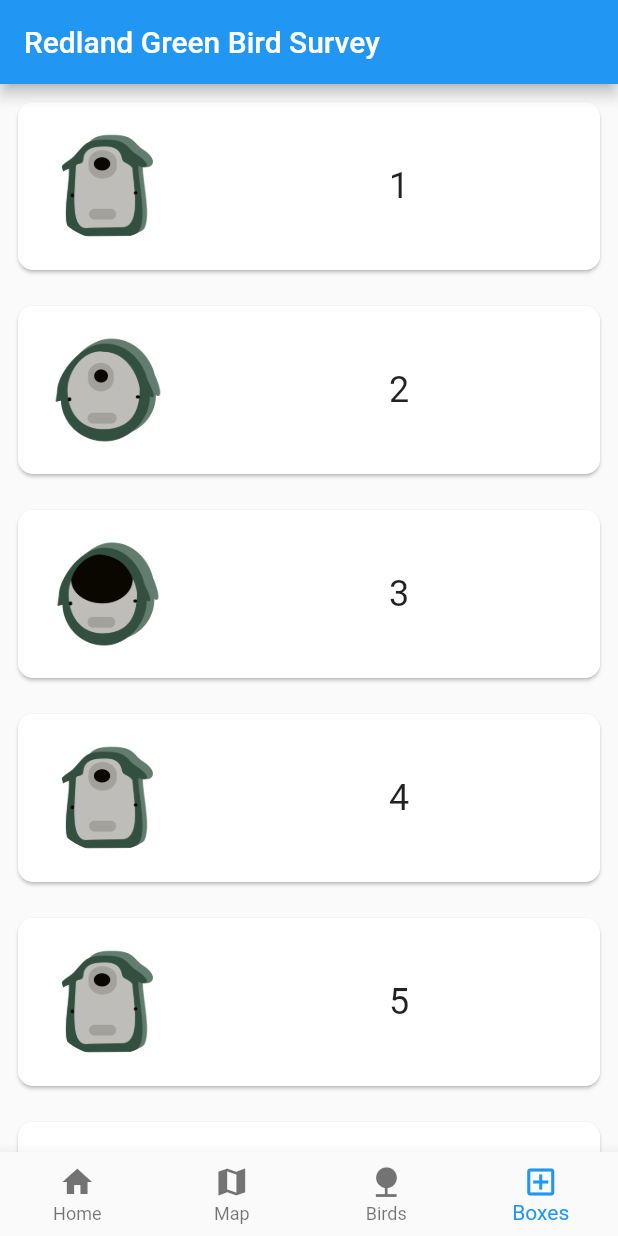
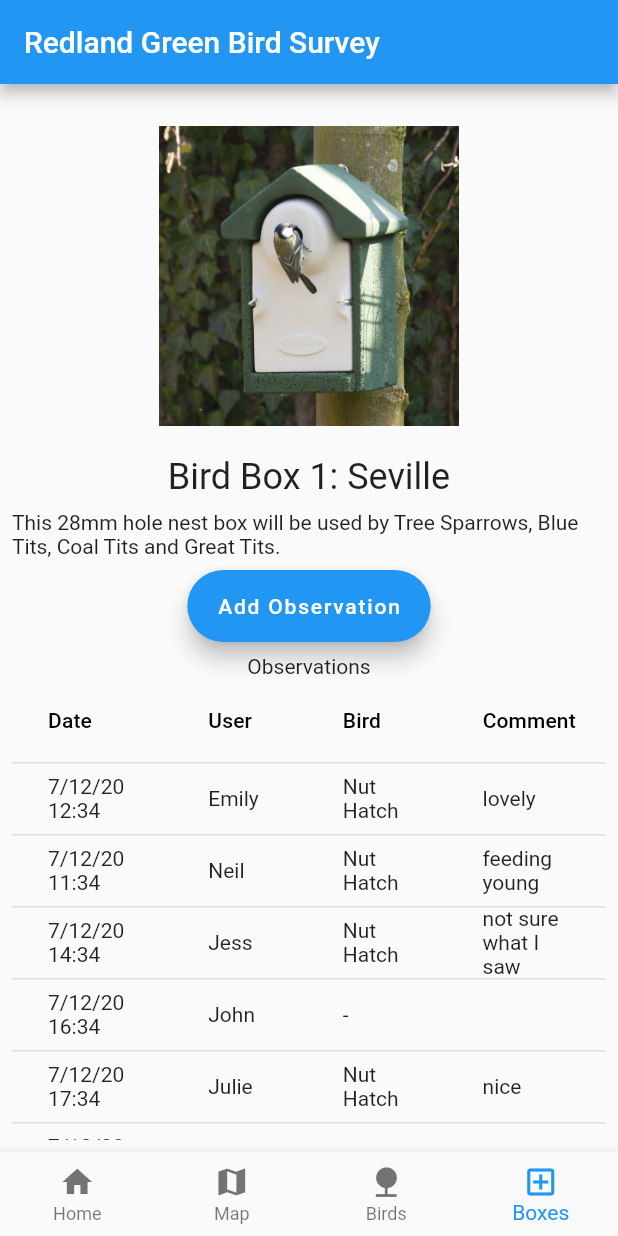
Before and after one commit to emilysmithson/rg_bird_survey, a Flutter app: the screen it shows after launch, item 4 of the bottom bar chosen, on a phone screen of 412 x 824 dp. Run offline on Flutter 3.47's test engine with Material 2 defaults, Android fonts, the light colour scheme and no system bars; our stand-ins replace flutter_map, latlong; missing offline and left inert: proj4dart, user_location.

Commit message:
added birdbox information page

```diff
--- a/lib/main.dart
+++ b/lib/main.dart
@@ -1,6 +1,6 @@
 import 'package:flutter/material.dart';
 import 'package:provider/provider.dart';
-import 'package:rg_bird_survey/view/bird_box_list.dart';
+import 'package:rg_bird_survey/view/bird_box_information.dart';
 import 'package:rg_bird_survey/view/home_page.dart';
 import 'package:rg_bird_survey/view/map_page.dart';
 import 'providers/sightings_provider.dart';
@@ -51,7 +51,7 @@ class _MainPageState extends State<MainPage> {
           ? MyHomePage()
           : _currentIndex == 1
           ? MapPage()
-          :_currentIndex == 2? BirdsList(): BirdBoxList(),
+          :_currentIndex == 2? BirdsList(): BirdBoxInformation(),
       bottomNavigationBar: BottomNavigationBar(
         type: BottomNavigationBarType.fixed,
         currentIndex: _currentIndex,
--- a/lib/model/main_model.dart
+++ b/lib/model/main_model.dart
@@ -3,8 +3,9 @@ import 'package:latlong/latlong.dart';
 class BoxType{
   String name;
   String description;
+  String icon;
   String image;
-  BoxType(this.name,  this.description, this.image);
+  BoxType(this.name,  this.description, this.icon, this.image);
 
 }
 
@@ -31,8 +32,10 @@ class User{
 class Sighting{
   int id;
   DateTime dateTime;
-  BirdBox birdBox;
+  int birdBox;
   Bird bird;
-  User user;
-  Sighting(this.id, this.dateTime, this.birdBox, this.bird, this.user);
+  String user;
+  bool birdSighted;
+  String comment;
+  Sighting(this.id, this.dateTime, this.birdBox,  this.user, this.birdSighted, this.comment, {this.bird});
 }
--- a/lib/providers/birdboxtype_provider.dart
+++ b/lib/providers/birdboxtype_provider.dart
@@ -5,13 +5,13 @@ class BirdBoxTypes {
   static final BoxType seville = BoxType(
       'Seville',
       'This 28mm hole nest box will be used by Tree Sparrows, Blue Tits, Coal Tits and Great Tits.',
-      'assets/images/bird_boxes/seville.png');
+      'assets/images/bird_boxes/seville.png', 'assets/images/bird_boxes/seville.jpg');
   static final BoxType alicante = BoxType(
       'Alicante',
       'This 32mm hole nest box will be used by Great Tits, Pied Flycatchers, Tree Sparrows and House Sparrows.',
-      'assets/images/bird_boxes/alicante.png');
+      'assets/images/bird_boxes/alicante.png', 'assets/images/bird_boxes/alicante.jpg');
   static final BoxType alicanteOpen = BoxType(
       'Alicante Open Fronted',
       'This open nest box will be used by Robins and Wrens (if well hidden), Spotted Flycatchers, Pied and Grey Wagtails, Song Thrushes and Blackbirds.',
-      'assets/images/bird_boxes/alicante_open.png');
+      'assets/images/bird_boxes/alicante_open.png', 'assets/images/bird_boxes/alicante_open.jpg',);
 }
--- a/lib/providers/sightings_provider.dart
+++ b/lib/providers/sightings_provider.dart
@@ -1,12 +1,25 @@
 import 'package:flutter/material.dart';
 import 'package:rg_bird_survey/model/main_model.dart';
+import 'package:rg_bird_survey/providers/birds_provider.dart';
 
 
 class Sightings extends ChangeNotifier {
-  var _sightings = [];
+  var _sightings = [
+    Sighting(0, DateTime(2020, 12, 07, 12, 34, 21, 32, ), 2,  'Emily', true, 'lovely', bird: Birds.nuthatch,),
+    Sighting(0, DateTime(2020, 12, 07, 11, 34, 21, 32, ), 2, 'Neil', true, 'feeding young', bird: Birds.nuthatch,),
+    Sighting(0, DateTime(2020, 12, 07, 14, 34, 21, 32, ), 2,  'Jess', true, 'not sure what I saw', bird: Birds.nuthatch,),
+    Sighting(0, DateTime(2020, 12, 07, 16, 34, 21, 32, ), 2,  'John', false, ''),
+    Sighting(0, DateTime(2020, 12, 07, 17, 34, 21, 32, ), 2, 'Julie', true, 'nice', bird: Birds.nuthatch,),
+    Sighting(0, DateTime(2020, 12, 07, 10, 34, 21, 32, ), 2, 'Emily', true, 'exciting', bird: Birds.robin,),
+    Sighting(0, DateTime(2020, 12, 07, 15, 34, 21, 32, ), 2,  'Emily', true, 'lovely', bird: Birds.nuthatch,),
+    Sighting(0, DateTime(2020, 12, 07, 18, 34, 21, 32, ), 2,  'Emily', true, 'lovely', bird: Birds.nuthatch,),
+    Sighting(0, DateTime(2020, 12, 07, 14, 34, 21, 32, ), 2,  'Emily', false, ''),
+    Sighting(0, DateTime(2020, 12, 07, 13, 34, 21, 32, ), 2,  'Emily', true, 'lovely', bird: Birds.nuthatch,)
+  ];
   List<Sighting> get getSighting {
     return _sightings;
   }
+
   void enterSighting(Sighting _sighting) {
     _sightings.addAll([_sighting]);
     notifyListeners();
--- /dev/null
+++ b/lib/view/bird_box_information.dart
@@ -0,0 +1,77 @@
+import 'package:flutter/material.dart';
+import 'package:provider/provider.dart';
+import 'package:rg_bird_survey/model/main_model.dart';
+import 'package:rg_bird_survey/providers/birdboxes_provider.dart';
+import 'package:rg_bird_survey/providers/sightings_provider.dart';
+import '../providers/birds_provider.dart';
+
+class BirdBoxInformation extends StatefulWidget {
+  @override
+  _BirdBoxInformationState createState() => _BirdBoxInformationState();
+}
+
+class _BirdBoxInformationState extends State<BirdBoxInformation> {
+  int birdBoxNumber = 0;
+  @override
+  Widget build(BuildContext context) {
+    List<Sighting> sightings = Provider.of<Sightings>(context).getSighting;
+    List<DataRow> dataRows = List();
+    for (int i = 0; i < sightings.length; i++) {
+      dataRows.add(DataRow(cells: [
+        DataCell(Text(
+          sightings[i].dateTime.day.toString() +
+              '/' +
+              sightings[i].dateTime.month.toString() +
+              '/20 ' + sightings[i].dateTime.hour.toString() +
+          ':' +
+          sightings[i].dateTime.minute.toString()),
+        ),
+        DataCell(Text(sightings[i].user)),
+        DataCell(Text(sightings[i].birdSighted ? sightings[i].bird.name : '-')),
+        DataCell(Text(sightings[i].comment)),
+      ]));
+    }
+
+    return Padding(
+      padding: const EdgeInsets.all(8.0),
+      child: Column(
+        children: [
+          Padding(
+            padding: const EdgeInsets.all(20.0),
+            child: Container(
+                width: 200,
+                height: 200,
+                child: Image.asset(
+                  BirdBoxes.birdBoxesList[birdBoxNumber].boxType.image,
+                  fit: BoxFit.fill,
+                )),
+          ),
+          Text(
+            'Bird Box ' +
+                BirdBoxes.birdBoxesList[birdBoxNumber].id.toString() +
+                ': ' +
+                BirdBoxes.birdBoxesList[birdBoxNumber].boxType.name,
+            style: TextStyle(fontSize: 24),
+          ),
+          SizedBox(height: 8),
+          Text(BirdBoxes.birdBoxesList[birdBoxNumber].boxType.description),
+          SizedBox(height: 8),
+          FloatingActionButton.extended(
+              onPressed: () {}, label: Text('Add Observation')),
+          SizedBox(height: 8),
+          Text('Observations'),
+          Expanded(
+              child: SingleChildScrollView(child: DataTable(
+            columns: [
+              DataColumn(label: Text('Date')),
+              DataColumn(label: Text('User')),
+              DataColumn(label: Text('Bird')),
+              DataColumn(label: Text('Comment'))
+            ],rows: dataRows,
+          ))),
+
+        ],
+      ),
+    );
+  }
+}
--- a/lib/view/bird_box_list.dart
+++ /dev/null
@@ -1,49 +0,0 @@
-import 'package:flutter/material.dart';
-import 'package:rg_bird_survey/providers/birdboxes_provider.dart';
-import '../providers/birds_provider.dart';
-
-class BirdBoxList extends StatefulWidget {
-  @override
-  _BirdBoxListState createState() => _BirdBoxListState();
-}
-
-class _BirdBoxListState extends State<BirdBoxList> {
-  @override
-  Widget build(BuildContext context) {
-    return Scaffold(
-        body: ListView.builder(
-          itemCount: BirdBoxes.birdBoxesList.length,
-          itemBuilder: (context, index) {
-            return Padding(
-              padding: const EdgeInsets.all(8.0),
-              child: Container(
-                height: 120,
-                child: Card(
-                  shape: RoundedRectangleBorder(
-                    side: BorderSide(color: Colors.white70, width: 1),
-                    borderRadius: BorderRadius.circular(10),
-                  ),
-                  child: Row(
-                    children: [
-                      Padding(
-                        padding: const EdgeInsets.all(20.0),
-                        child: Container(
-                            width: 80,
-                            height: 80,
-                            child: ClipOval(
-                                child: Image.asset(
-                                  BirdBoxes.birdBoxesList[index].boxType.image,
-                                  fit: BoxFit.fill,
-                                ))),
-                      ),
-                      Expanded(
-                          child: Center(child: Text(BirdBoxes.birdBoxesList[index].id.toString(), style: TextStyle(fontSize: 24),)))
-                    ],
-                  ),
-                ),
-              ),
-            );
-          },
-        ));
-  }
-}
--- a/lib/view/birds_list.dart
+++ b/lib/view/birds_list.dart
@@ -22,7 +22,7 @@ class _BirdsListState extends State<BirdsList> {
                 side: BorderSide(color: Colors.white70, width: 1),
                 borderRadius: BorderRadius.circular(10),
               ),
-              child: Row(
+              child: Column(
                 children: [
                   Padding(
                     padding: const EdgeInsets.all(20.0),
--- a/lib/view/map_page.dart
+++ b/lib/view/map_page.dart
@@ -26,7 +26,7 @@ class _MapPageState extends State<MapPage> {
   void initState() {
     for (int i = 0; i< BirdBoxes.birdBoxesList.length; i++){
       _markers.add(Marker(point: BirdBoxes.birdBoxesList[i].location,builder:(context){
-        return Image.asset(BirdBoxes.birdBoxesList[i].boxType.image);
+        return Image.asset(BirdBoxes.birdBoxesList[i].boxType.icon);
       } ));
     }
     super.initState();
```
Also changed, not shown: assets/images/bird_boxes/alicante.jpg (added), assets/images/bird_boxes/alicante_open.jpg (added), assets/images/bird_boxes/seville.jpg (added).
